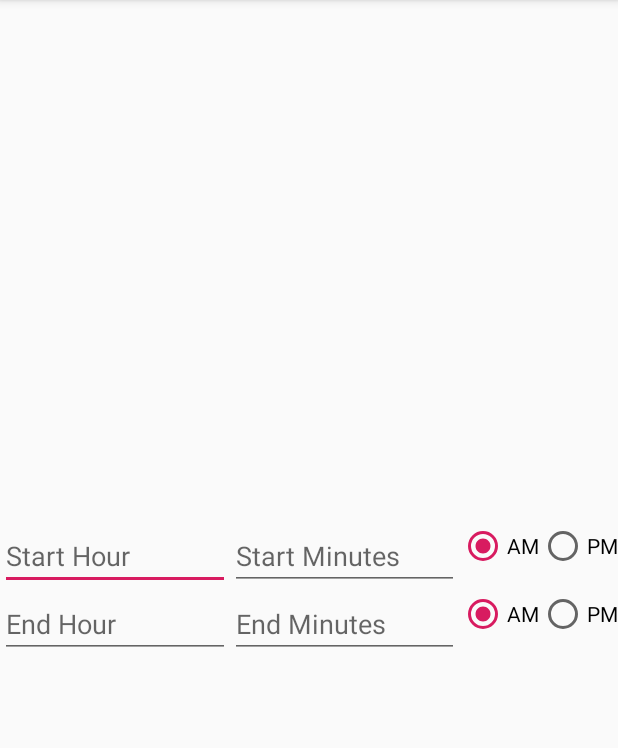
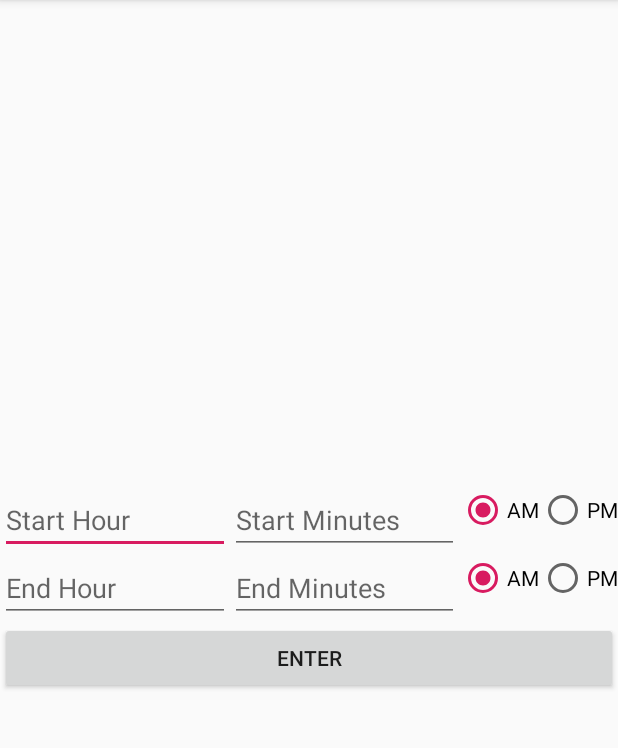
Before and after one commit to alan-lam/Time-Difference, an Android app: the screen it shows after launch (MainActivity), on a phone screen of 412 x 824 dp, the part 84-832 px from its top. Run offline under Robolectric (Android 15) with nearby library versions, the phone set to English and light mode, and no system bars.

Commit message:
update UI

```diff
--- a/app/src/main/res/layout/activity_main.xml
+++ b/app/src/main/res/layout/activity_main.xml
@@ -96,4 +96,10 @@
 
     </GridLayout>
 
+    <Button
+        android:layout_width="match_parent"
+        android:layout_height="wrap_content"
+        android:gravity="center"
+        android:text="enter"/>
+
 </LinearLayout>
```
